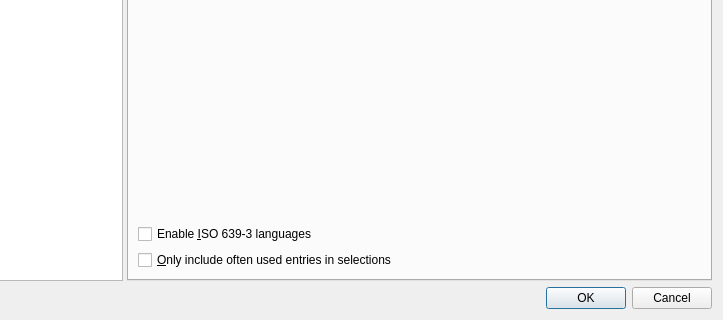
Qt form src/mkvtoolnix-gui/forms/main_window/preferences_dialog.ui (jpsdr/MKVToolnix-Windows-7) before a commit; both pictures show x 115 to 838 and y 390 to 710 of the 838 by 710 pixel window.
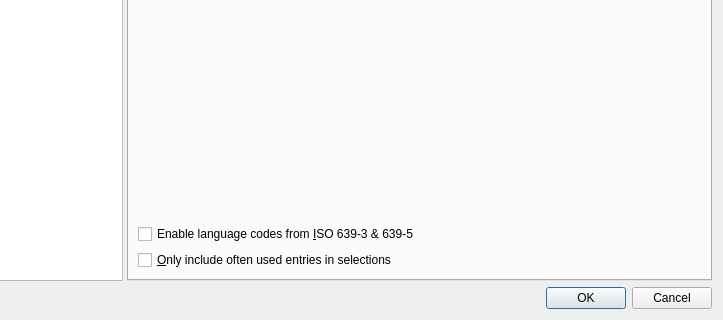
The same form after that commit. The open tabs and pages were chosen to show the change. Icons and pictures are not drawn. Custom widgets are drawn as their Qt base class.

Patch:
```diff
--- a/src/mkvtoolnix-gui/forms/main_window/preferences_dialog.ui
+++ b/src/mkvtoolnix-gui/forms/main_window/preferences_dialog.ui
@@ -331,7 +331,7 @@
             <item>
              <widget class="QCheckBox" name="cbUseISO639_3Languages">
               <property name="text">
-               <string>Enable &amp;ISO 639-3 languages</string>
+               <string>Enable language codes from &amp;ISO 639-3 &amp;&amp; 639-5</string>
               </property>
              </widget>
             </item>
```
